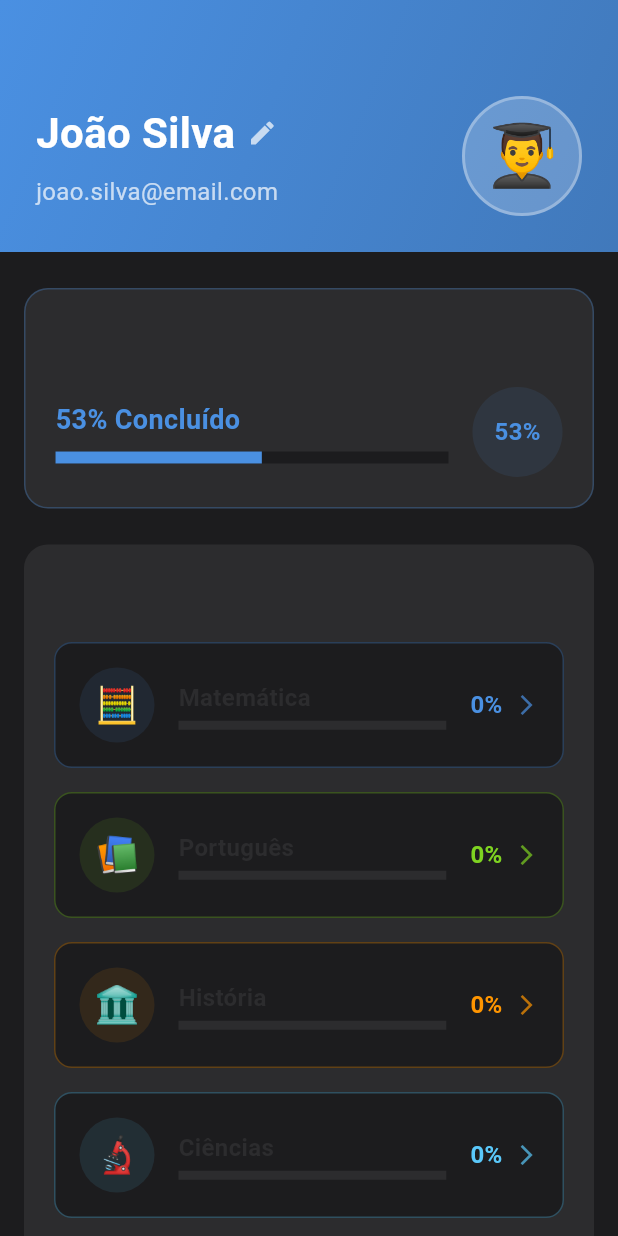
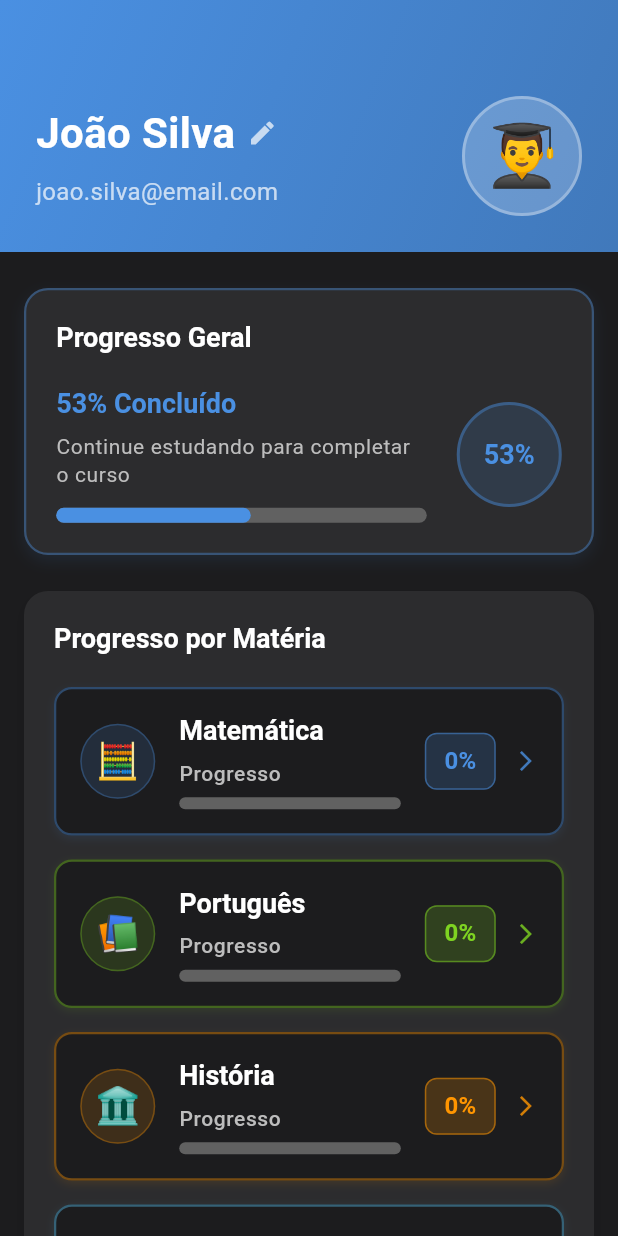
Before and after one commit to FabioSonats/enceja-plus, a Flutter app: the ProfileScreen screen opened by its route, on a phone screen of 412 x 824 dp. Run offline on Flutter 3.47's test engine with Material 3 defaults, Android fonts, the phone set to English and light mode, and no system bars; our stand-ins replace go_router, shared_preferences; missing offline and left inert: dart:html; accounts and stored records are empty.

Commit message:
feat: melhorar legibilidade dos textos na tela de progresso
- Aumentar contraste entre texto e fundo escuro
- Implementar hierarquia visual clara (tÃ­tulo, subtÃ­tulo, percentual)
- Usar Theme.of(context).textTheme para consistÃªncia
- Adicionar BoxShadow para separaÃ§Ã£o visual dos cards
- Melhorar tipografia com tamanhos e pesos adequados
- Implementar padrÃµes WCAG AA para acessibilidade
- Destacar percentuais com containers coloridos
- Adicionar subtÃ­tulos descritivos para melhor UX
- Manter estilo clean e moderno do tema dark

```diff
--- a/lib/presentation/views/profile/profile_screen.dart
+++ b/lib/presentation/views/profile/profile_screen.dart
@@ -147,22 +147,28 @@ class _ProfileScreenState extends State<ProfileScreen> {
         color: AppTheme.surfaceDark,
         borderRadius: BorderRadius.circular(16),
         border: Border.all(
-          color: AppTheme.primaryColor.withOpacity(0.3),
-          width: 1,
+          color: AppTheme.primaryColor.withOpacity(0.4),
+          width: 1.5,
         ),
+        boxShadow: [
+          BoxShadow(
+            color: AppTheme.primaryColor.withOpacity(0.1),
+            blurRadius: 8,
+            offset: const Offset(0, 4),
+          ),
+        ],
       ),
       child: Column(
         crossAxisAlignment: CrossAxisAlignment.start,
         children: [
-          const Text(
+          Text(
             'Progresso Geral',
-            style: TextStyle(
-              fontSize: 20,
-              fontWeight: FontWeight.bold,
-              color: AppTheme.textLight,
+            style: Theme.of(context).textTheme.headlineSmall?.copyWith(
+              color: Colors.white,
+              fontWeight: FontWeight.w600,
             ),
           ),
-          const SizedBox(height: 16),
+          const SizedBox(height: 20),
           Row(
             children: [
               Expanded(
@@ -171,39 +177,52 @@ class _ProfileScreenState extends State<ProfileScreen> {
                   children: [
                     Text(
                       '${(_overallProgress * 100).round()}% Concluído',
-                      style: const TextStyle(
+                      style: Theme.of(context).textTheme.titleLarge?.copyWith(
+                        color: AppTheme.primaryColor,
+                        fontWeight: FontWeight.w600,
                         fontSize: 18,
-                        fontWeight: FontWeight.w600,
-                        color: AppTheme.primaryColor,
                       ),
                     ),
                     const SizedBox(height: 8),
+                    Text(
+                      'Continue estudando para completar o curso',
+                      style: Theme.of(context).textTheme.bodySmall?.copyWith(
+                        color: Colors.grey[400],
+                        fontSize: 14,
+                      ),
+                    ),
+                    const SizedBox(height: 12),
                     LinearProgressIndicator(
                       value: _overallProgress,
-                      backgroundColor: AppTheme.backgroundDark,
+                      backgroundColor: Colors.grey[700],
                       valueColor: const AlwaysStoppedAnimation<Color>(
                         AppTheme.primaryColor,
                       ),
-                      minHeight: 8,
+                      minHeight: 10,
+                      borderRadius: BorderRadius.circular(5),
                     ),
                   ],
                 ),
               ),
-              const SizedBox(width: 16),
+              const SizedBox(width: 20),
               Container(
-                width: 60,
-                height: 60,
+                width: 70,
+                height: 70,
                 decoration: BoxDecoration(
-                  color: AppTheme.primaryColor.withOpacity(0.1),
-                  borderRadius: BorderRadius.circular(30),
+                  color: AppTheme.primaryColor.withOpacity(0.15),
+                  borderRadius: BorderRadius.circular(35),
+                  border: Border.all(
+                    color: AppTheme.primaryColor.withOpacity(0.4),
+                    width: 2,
+                  ),
                 ),
                 child: Center(
                   child: Text(
                     '${(_overallProgress * 100).round()}%',
-                    style: const TextStyle(
-                      fontSize: 16,
+                    style: Theme.of(context).textTheme.titleLarge?.copyWith(
+                      color: AppTheme.primaryColor,
                       fontWeight: FontWeight.bold,
-                      color: AppTheme.primaryColor,
+                      fontSize: 18,
                     ),
                   ),
                 ),
@@ -249,23 +268,31 @@ class _ProfileScreenState extends State<ProfileScreen> {
       decoration: BoxDecoration(
         color: AppTheme.surfaceDark,
         borderRadius: BorderRadius.circular(16),
+        boxShadow: [
+          BoxShadow(
+            color: Colors.black.withOpacity(0.1),
+            blurRadius: 8,
+            offset: const Offset(0, 4),
+          ),
+        ],
       ),
       child: Column(
         crossAxisAlignment: CrossAxisAlignment.start,
         children: [
-          const Text(
+          Text(
             'Progresso por Matéria',
-            style: TextStyle(
-              fontSize: 20,
-              fontWeight: FontWeight.bold,
-              color: AppTheme.textLight,
+            style: Theme.of(context).textTheme.headlineSmall?.copyWith(
+              color: Colors.white,
+              fontWeight: FontWeight.w600,
             ),
           ),
-          const SizedBox(height: 16),
+          const SizedBox(height: 20),
           ...subjects.map((subject) {
             final progress =
                 _subjectProgress[(subject['name'] as String).toLowerCase()] ??
                     0.0;
+            final subjectColor = subject['color'] as Color;
+
             return Padding(
               padding: const EdgeInsets.only(bottom: 16),
               child: InkWell(
@@ -277,9 +304,16 @@ class _ProfileScreenState extends State<ProfileScreen> {
                     color: AppTheme.backgroundDark,
                     borderRadius: BorderRadius.circular(12),
                     border: Border.all(
-                      color: (subject['color'] as Color).withOpacity(0.3),
-                      width: 1,
+                      color: subjectColor.withOpacity(0.4),
+                      width: 1.5,
                     ),
+                    boxShadow: [
+                      BoxShadow(
+                        color: subjectColor.withOpacity(0.1),
+                        blurRadius: 4,
+                        offset: const Offset(0, 2),
+                      ),
+                    ],
                   ),
                   child: Row(
                     children: [
@@ -287,8 +321,12 @@ class _ProfileScreenState extends State<ProfileScreen> {
                         width: 50,
                         height: 50,
                         decoration: BoxDecoration(
-                          color: (subject['color'] as Color).withOpacity(0.1),
+                          color: subjectColor.withOpacity(0.15),
                           borderRadius: BorderRadius.circular(25),
+                          border: Border.all(
+                            color: subjectColor.withOpacity(0.3),
+                            width: 1,
+                          ),
                         ),
                         child: Center(
                           child: Text(
@@ -302,39 +340,65 @@ class _ProfileScreenState extends State<ProfileScreen> {
                         child: Column(
                           crossAxisAlignment: CrossAxisAlignment.start,
                           children: [
+                            // Título da matéria com melhor contraste
                             Text(
                               subject['name'] as String,
-                              style: const TextStyle(
-                                fontSize: 16,
+                              style: Theme.of(context).textTheme.titleLarge?.copyWith(
+                                color: Colors.white,
                                 fontWeight: FontWeight.w600,
-                                color: AppTheme.textLight,
+                                fontSize: 18,
                               ),
                             ),
-                            const SizedBox(height: 4),
+                            const SizedBox(height: 8),
+                            // Subtítulo "Progresso" com cor mais clara
+                            Text(
+                              'Progresso',
+                              style: Theme.of(context).textTheme.bodySmall?.copyWith(
+                                color: Colors.grey[400],
+                                fontSize: 14,
+                                fontWeight: FontWeight.w500,
+                              ),
+                            ),
+                            const SizedBox(height: 6),
+                            // Barra de progresso com melhor contraste
                             LinearProgressIndicator(
                               value: progress,
-                              backgroundColor: AppTheme.surfaceDark,
-                              valueColor: AlwaysStoppedAnimation<Color>(
-                                subject['color'] as Color,
-                              ),
-                              minHeight: 6,
+                              backgroundColor: Colors.grey[700],
+                              valueColor: AlwaysStoppedAnimation<Color>(subjectColor),
+                              minHeight: 8,
+                              borderRadius: BorderRadius.circular(4),
                             ),
                           ],
                         ),
                       ),
                       const SizedBox(width: 16),
-                      Text(
-                        '${(progress * 100).round()}%',
-                        style: TextStyle(
-                          fontSize: 16,
-                          fontWeight: FontWeight.bold,
-                          color: subject['color'] as Color,
+                      // Percentual com destaque e melhor contraste
+                      Container(
+                        padding: const EdgeInsets.symmetric(
+                          horizontal: 12,
+                          vertical: 6,
+                        ),
+                        decoration: BoxDecoration(
+                          color: subjectColor.withOpacity(0.2),
+                          borderRadius: BorderRadius.circular(8),
+                          border: Border.all(
+                            color: subjectColor.withOpacity(0.5),
+                            width: 1,
+                          ),
+                        ),
+                        child: Text(
+                          '${(progress * 100).round()}%',
+                          style: Theme.of(context).textTheme.titleMedium?.copyWith(
+                            color: subjectColor,
+                            fontWeight: FontWeight.bold,
+                            fontSize: 16,
+                          ),
                         ),
                       ),
-                      const SizedBox(width: 8),
+                      const SizedBox(width: 12),
                       Icon(
                         Icons.arrow_forward_ios,
-                        color: (subject['color'] as Color).withOpacity(0.7),
+                        color: subjectColor.withOpacity(0.8),
                         size: 16,
                       ),
                     ],
@@ -355,19 +419,25 @@ class _ProfileScreenState extends State<ProfileScreen> {
       decoration: BoxDecoration(
         color: AppTheme.surfaceDark,
         borderRadius: BorderRadius.circular(16),
+        boxShadow: [
+          BoxShadow(
+            color: Colors.black.withOpacity(0.1),
+            blurRadius: 8,
+            offset: const Offset(0, 4),
+          ),
+        ],
       ),
       child: Column(
         crossAxisAlignment: CrossAxisAlignment.start,
         children: [
-          const Text(
+          Text(
             'Estatísticas de Estudo',
-            style: TextStyle(
-              fontSize: 20,
-              fontWeight: FontWeight.bold,
-              color: AppTheme.textLight,
+            style: Theme.of(context).textTheme.headlineSmall?.copyWith(
+              color: Colors.white,
+              fontWeight: FontWeight.w600,
             ),
           ),
-          const SizedBox(height: 16),
+          const SizedBox(height: 20),
           Row(
             children: [
               Expanded(
@@ -408,35 +478,43 @@ class _ProfileScreenState extends State<ProfileScreen> {
     return Container(
       padding: const EdgeInsets.all(16),
       decoration: BoxDecoration(
-        color: color.withOpacity(0.1),
+        color: color.withOpacity(0.15),
         borderRadius: BorderRadius.circular(12),
         border: Border.all(
-          color: color.withOpacity(0.3),
-          width: 1,
+          color: color.withOpacity(0.4),
+          width: 1.5,
         ),
+        boxShadow: [
+          BoxShadow(
+            color: color.withOpacity(0.1),
+            blurRadius: 4,
+            offset: const Offset(0, 2),
+          ),
+        ],
       ),
       child: Column(
         children: [
           Icon(
             icon,
             color: color,
-            size: 24,
+            size: 28,
           ),
-          const SizedBox(height: 8),
+          const SizedBox(height: 12),
           Text(
             value,
-            style: TextStyle(
+            style: Theme.of(context).textTheme.titleLarge?.copyWith(
+              color: color,
+              fontWeight: FontWeight.bold,
               fontSize: 18,
-              fontWeight: FontWeight.bold,
-              color: color,
             ),
           ),
-          const SizedBox(height: 4),
+          const SizedBox(height: 6),
           Text(
             title,
-            style: const TextStyle(
+            style: Theme.of(context).textTheme.bodySmall?.copyWith(
+              color: Colors.white,
               fontSize: 12,
-              color: AppTheme.textLight,
+              fontWeight: FontWeight.w500,
             ),
             textAlign: TextAlign.center,
           ),
```
